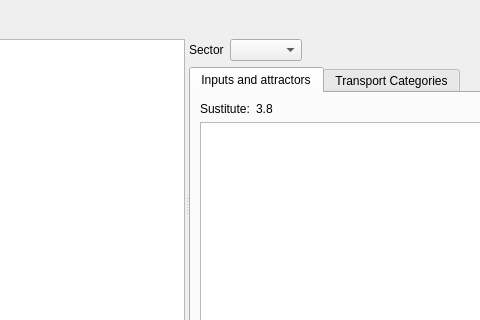
TomasdelaBarra/QTRANUS, file intersectors.ui: the form before one commit; both pictures show x 175 to 655 and y 0 to 320 of the 753 by 410 pixel window.
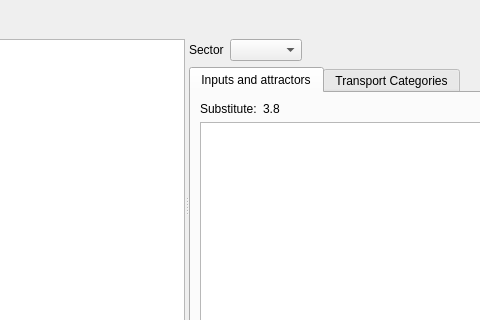
The form after the commit.

```diff
--- a/intersectors.ui
+++ b/intersectors.ui
@@ -49,6 +49,12 @@
      </item>
      <item>
       <widget class="QSplitter" name="splitter">
+       <property name="sizePolicy">
+        <sizepolicy hsizetype="Ignored" vsizetype="Preferred">
+         <horstretch>66</horstretch>
+         <verstretch>0</verstretch>
+        </sizepolicy>
+       </property>
        <property name="orientation">
         <enum>Qt::Horizontal</enum>
        </property>
@@ -109,7 +115,7 @@
                  <item row="0" column="0">
                   <widget class="QLabel" name="label_2">
                    <property name="text">
-                    <string>Sustitute:</string>
+                    <string>Substitute:</string>
                    </property>
                   </widget>
                  </item>
```
